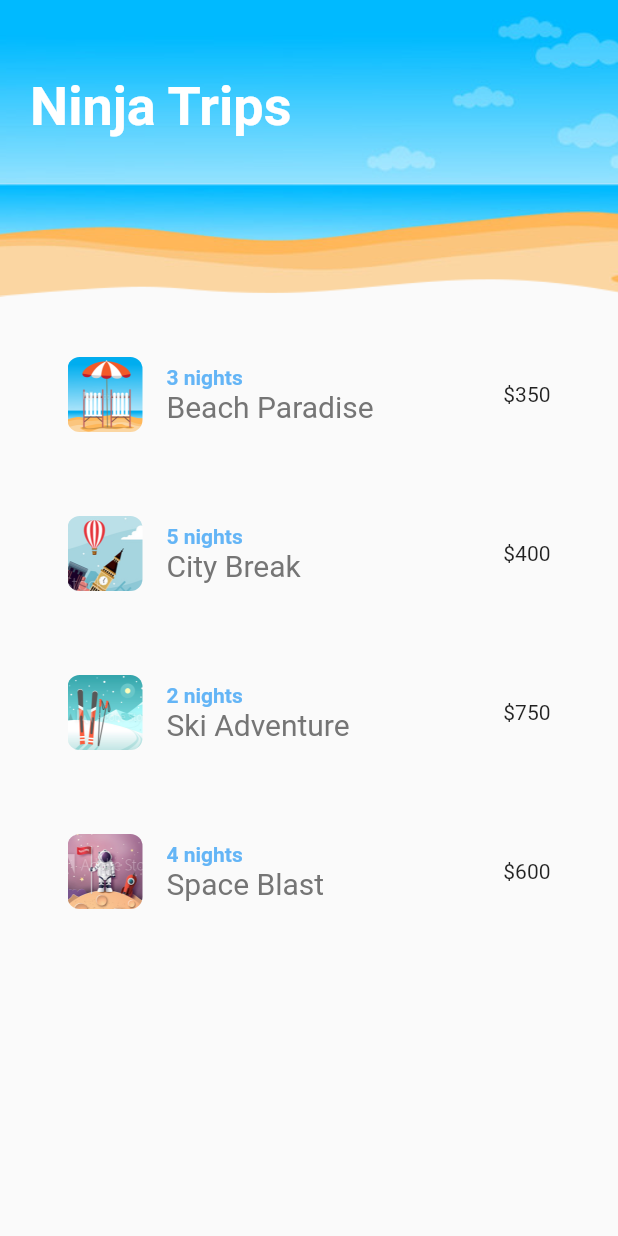
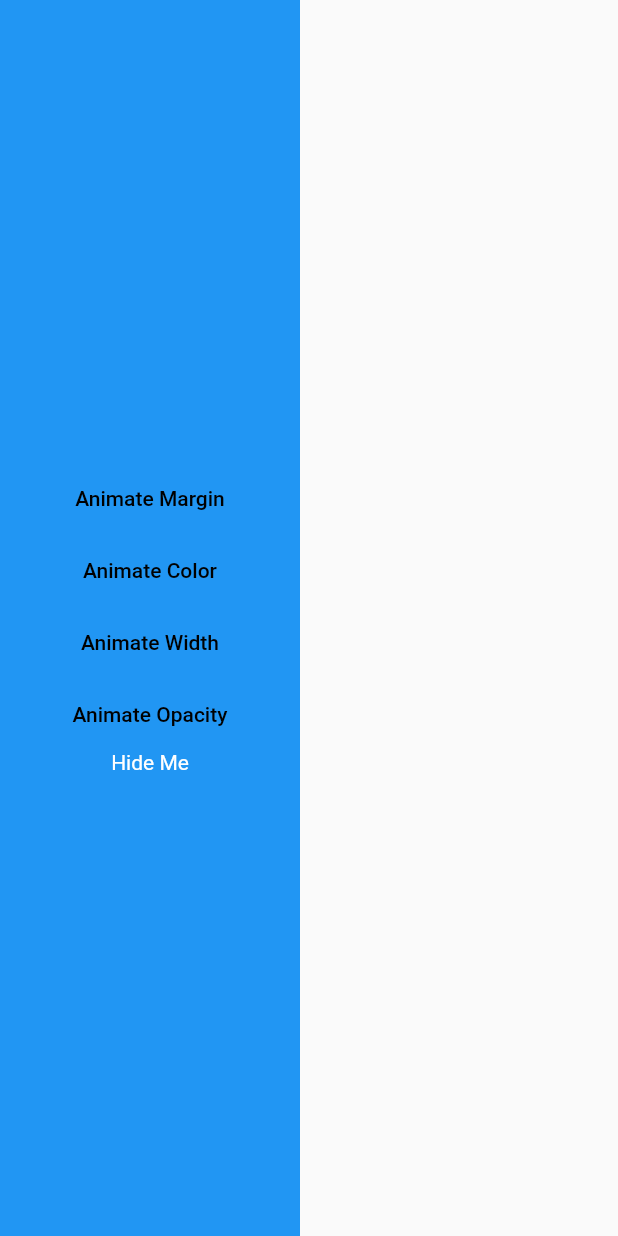
Before and after one commit to vedintech007/flutter-animations, a Flutter app: the screen it shows after launch, on a phone screen of 412 x 824 dp. Run offline on Flutter 3.47's test engine with Material 2 defaults, Android fonts, the phone set to English and light mode, and no system bars; missing offline and left inert: ipsum.

Commit message:
inbuilt animations

```diff
--- a/lib/main.dart
+++ b/lib/main.dart
@@ -1,5 +1,5 @@
 import 'package:flutter/material.dart';
-import 'package:flutter_animations/screens/home.dart';
+import 'package:flutter_animations/screens/sandbox.dart';
 
 void main() {
   runApp(const MyApp());
@@ -13,7 +13,7 @@ class MyApp extends StatelessWidget {
   Widget build(BuildContext context) {
     return const MaterialApp(
       title: 'Ninja Trips',
-      home: Home(),
+      home: SandBox(),
     );
   }
 }
--- a/lib/screens/details.dart
+++ b/lib/screens/details.dart
@@ -1,5 +1,5 @@
 import 'package:flutter/material.dart';
-import 'package:flutter_animations/models/Trip.dart';
+import 'package:flutter_animations/models/trip.dart';
 import 'package:flutter_animations/shared/heart.dart';
 // import 'package:lipsum/lipsum.dart' as lipsum;
 import 'package:ipsum/ipsum.dart' as lipsum;
--- /dev/null
+++ b/lib/screens/sandbox.dart
@@ -0,0 +1,73 @@
+import 'package:flutter/material.dart';
+
+class SandBox extends StatefulWidget {
+  const SandBox({super.key});
+
+  @override
+  State<SandBox> createState() => _SandBoxState();
+}
+
+class _SandBoxState extends State<SandBox> {
+  double _opacity = 1;
+  double _margin = 0;
+  double _width = 200;
+  Color _color = Colors.blue;
+  @override
+  Widget build(BuildContext context) {
+    return Scaffold(
+      body: AnimatedContainer(
+        duration: const Duration(seconds: 1),
+        margin: EdgeInsets.all(_margin),
+        width: _width,
+        color: _color,
+        child: Column(
+          crossAxisAlignment: CrossAxisAlignment.center,
+          mainAxisAlignment: MainAxisAlignment.center,
+          children: <Widget>[
+            TextButton(
+              onPressed: () => setState(() => _margin = 50),
+              child: const Text(
+                "Animate Margin",
+                style: TextStyle(color: Colors.black),
+              ),
+            ),
+            TextButton(
+              onPressed: () => setState(() => _color = Colors.amber),
+              style: const ButtonStyle(),
+              child: const Text(
+                "Animate Color",
+                style: TextStyle(color: Colors.black),
+              ),
+            ),
+            TextButton(
+              onPressed: () => setState(() => _width = 300),
+              style: const ButtonStyle(),
+              child: const Text(
+                "Animate Width",
+                style: TextStyle(color: Colors.black),
+              ),
+            ),
+            TextButton(
+              onPressed: () => setState(() => _opacity = 0),
+              style: const ButtonStyle(),
+              child: const Text(
+                "Animate Opacity",
+                style: TextStyle(color: Colors.black),
+              ),
+            ),
+            AnimatedOpacity(
+              opacity: _opacity,
+              duration: const Duration(seconds: 2),
+              child: const Text(
+                "Hide Me",
+                style: TextStyle(
+                  color: Colors.white,
+                ),
+              ),
+            )
+          ],
+        ),
+      ),
+    );
+  }
+}
--- a/lib/shared/tripList.dart
+++ b/lib/shared/tripList.dart
@@ -1,5 +1,5 @@
 import 'package:flutter/material.dart';
-import 'package:flutter_animations/models/Trip.dart';
+import 'package:flutter_animations/models/trip.dart';
 import 'package:flutter_animations/screens/details.dart';
 
 class TripList extends StatefulWidget {
@@ -36,22 +36,40 @@ class _TripListState extends State<TripList> {
   Widget _buildTile(Trip trip) {
     return ListTile(
       onTap: () {
-        Navigator.push(context, MaterialPageRoute(builder: (context) => Details(trip: trip)));
+        Navigator.push(
+          context,
+          MaterialPageRoute(
+            builder: (context) => Details(trip: trip),
+          ),
+        );
       },
-      contentPadding: const EdgeInsets.all(25),
-      title: Column(
-        crossAxisAlignment: CrossAxisAlignment.start,
-        children: <Widget>[
-          Text('${trip.nights} nights', style: TextStyle(fontSize: 14, fontWeight: FontWeight.bold, color: Colors.blue[300])),
-          Text(trip.title, style: TextStyle(fontSize: 20, color: Colors.grey[600])),
-        ],
-      ),
+      contentPadding: const EdgeInsets.all(15),
       leading: ClipRRect(
         borderRadius: BorderRadius.circular(8.0),
         child: Image.asset(
           'images/${trip.img}',
           height: 50.0,
         ),
+      ),
+      title: Column(
+        crossAxisAlignment: CrossAxisAlignment.start,
+        children: <Widget>[
+          Text(
+            '${trip.nights} nights',
+            style: TextStyle(
+              fontSize: 14,
+              fontWeight: FontWeight.bold,
+              color: Colors.blue[300],
+            ),
+          ),
+          Text(
+            trip.title,
+            style: TextStyle(
+              fontSize: 20,
+              color: Colors.grey[600],
+            ),
+          ),
+        ],
       ),
       trailing: Text('\$${trip.price}'),
     );
```
